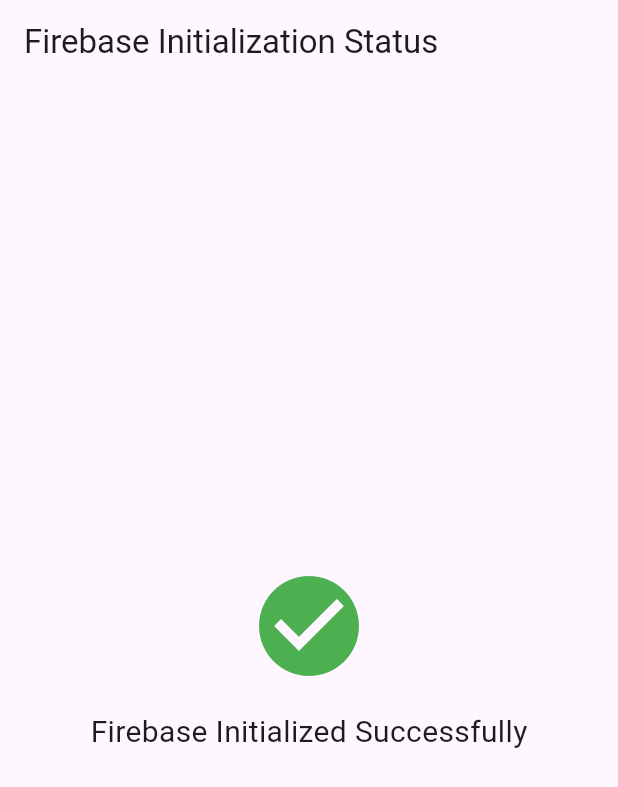
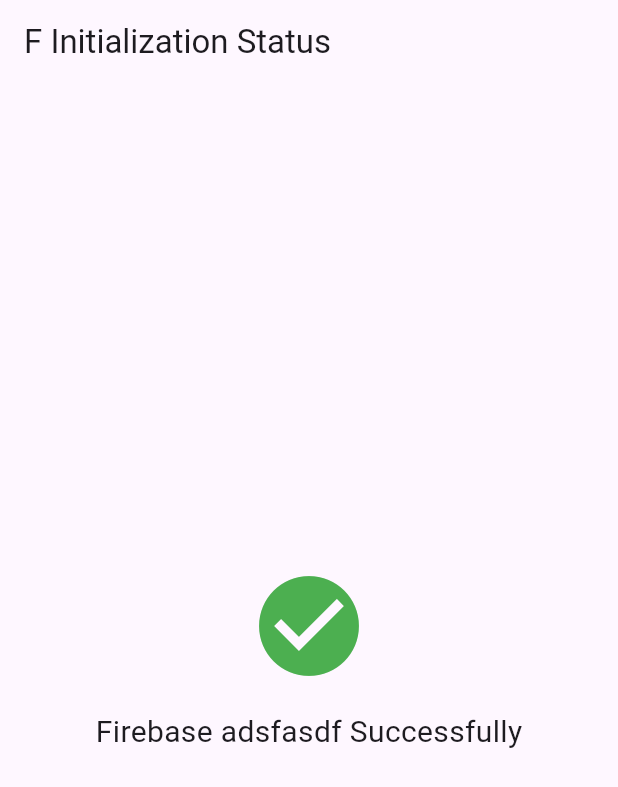
Before and after one commit to codenik01/Hackathon-2.0, a Flutter app: the screen it shows after launch, on a phone screen of 412 x 824 dp. Shown: the top 787 px of the screen. Run offline on Flutter 3.47's test engine with Material 3 defaults, Android fonts, the phone set to English and light mode, and no system bars; our stand-ins replace firebase_core; accounts and stored records are empty.

Commit message:
main changes added and database added

```diff
--- a/lib/main.dart
+++ b/lib/main.dart
@@ -44,9 +44,7 @@
   @override
   Widget build(BuildContext context) {
     return Scaffold(
-      appBar: AppBar(
-        title: const Text('Firebase Initialization Status'),
-      ),
+      appBar: AppBar(title: const Text('F Initialization Status')),
       body: Center(
         child: Column(
           mainAxisAlignment: MainAxisAlignment.center,
@@ -59,7 +57,7 @@
             const SizedBox(height: 16),
             Text(
               firebaseReady
-                  ? 'Firebase Initialized Successfully'
+                  ? 'Firebase adsfasdf Successfully'
                   : ' Initialization Failed',
               style: const TextStyle(fontSize: 20),
             ),
```
Also changed, not shown: firebase.json, lib/firebase_options.dart, 2 other files.
